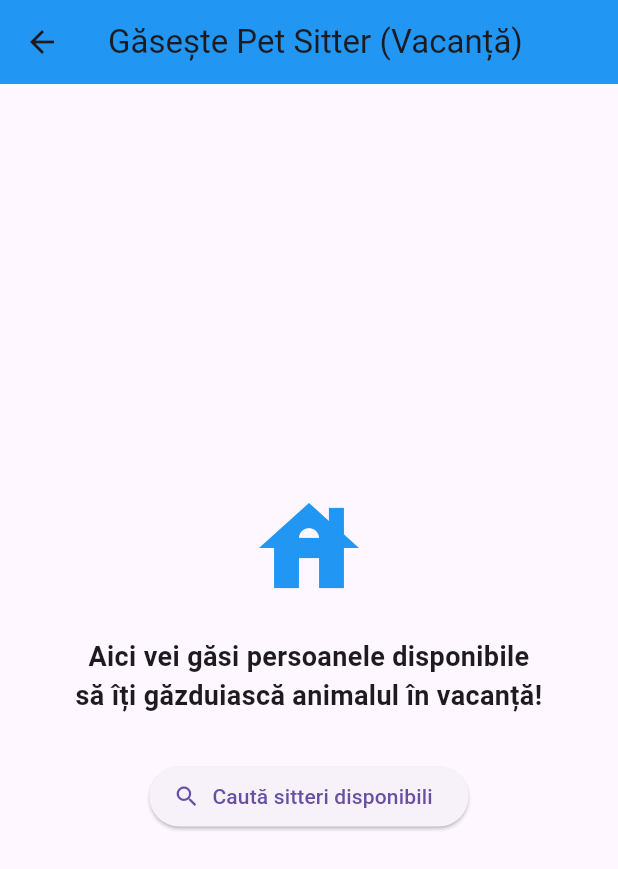
After one commit to bogdanbadea2011-cmd/paws_now, a Flutter app: the OwnerHomeScreen screen opened directly, after a tap on "Caută Pet Sitter (Vacanță)", on a phone screen of 412 x 824 dp. The commit adds this screen. Shown: the top 869 px of the screen. Run offline on Flutter 3.47's test engine with Material 3 defaults, Android fonts, the phone set to English and light mode, and no system bars; our stand-ins replace flutter_credit_card, google_maps_flutter.

Commit message:
adaugat pet sitter

```diff
--- a/lib/owner_home_screen.dart
+++ b/lib/owner_home_screen.dart
@@ -1,4 +1,5 @@
 import 'package:flutter/material.dart';
+import 'package:paws_now/pet_sitter_screen.dart';
 import 'add_dog_screen.dart';
 import 'history_screen.dart';
 import 'profile_screen.dart';
@@ -127,6 +128,17 @@ class _OwnerHomeScreenState extends State<OwnerHomeScreen> {
                 child: Column(
                   crossAxisAlignment: CrossAxisAlignment.start,
                   children: [
+                    ElevatedButton.icon(
+                      onPressed: () {
+                        Navigator.push(
+                          context,
+                          MaterialPageRoute(builder: (context) => const PetSitterScreen()),
+                        );
+                      },
+                      icon: const Icon(Icons.hotel),
+                      label: const Text('Caută Pet Sitter (Vacanță)'),
+                    ),
+                    const SizedBox(height: 15),
                     TextField(
                       controller: _searchController,
                       decoration: InputDecoration(
--- /dev/null
+++ b/lib/pet_sitter_screen.dart
@@ -0,0 +1,42 @@
+import 'package:flutter/material.dart';
+
+class PetSitterScreen extends StatefulWidget {
+const PetSitterScreen({super.key});
+
+  @override
+  State<PetSitterScreen> createState() => _PetSitterScreenState();
+}
+
+class _PetSitterScreenState extends State<PetSitterScreen> {
+  @override
+  Widget build(BuildContext context) {
+    return Scaffold(
+      appBar: AppBar(
+        title: const Text('Găsește Pet Sitter (Vacanță)'),
+        backgroundColor: Colors.blue,
+      ),
+      body: Center(
+        child: Column(
+          mainAxisAlignment: MainAxisAlignment.center,
+          children: [
+            const Icon(Icons.house, size: 80, color: Colors.blue),
+            const SizedBox(height: 20),
+            const Text(
+              'Aici vei găsi persoanele disponibile\nsă îți găzduiască animalul în vacanță!',
+              textAlign: TextAlign.center,
+              style: TextStyle(fontSize: 18, fontWeight: FontWeight.bold),
+            ),
+            const SizedBox(height: 30),
+            ElevatedButton.icon(
+              onPressed: () {
+                // Loc pentru acțiune ulterioară
+              },
+              icon: const Icon(Icons.search),
+              label: const Text('Caută sitteri disponibili'),
+            ),
+          ],
+        ),
+      ),
+    );
+  }
+}
```
